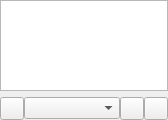
Before: the Qt Designer form devices/devicespage.ui in CDrummond/cantata, drawn with Qt 5.
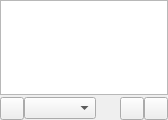
After: the same form once the commit is applied. Custom widgets are drawn as their Qt base class.

```diff
--- a/devices/devicespage.ui
+++ b/devices/devicespage.ui
@@ -11,6 +11,9 @@
    </rect>
   </property>
   <layout class="QVBoxLayout" name="vlayout">
+   <property name="spacing">
+    <number>2</number>
+   </property>
    <property name="leftMargin">
     <number>0</number>
    </property>
@@ -47,14 +50,10 @@
       <widget class="ToolButton" name="searchButton"/>
      </item>
      <item>
-      <widget class="GenreCombo" name="genreCombo">
-       <property name="sizePolicy">
-        <sizepolicy hsizetype="MinimumExpanding" vsizetype="Fixed">
-         <horstretch>0</horstretch>
-         <verstretch>0</verstretch>
-        </sizepolicy>
-       </property>
-      </widget>
+      <widget class="GenreCombo" name="genreCombo"/>
+     </item>
+     <item>
+      <widget class="SizeWidget" name="sizeWidget"/>
      </item>
      <item>
       <widget class="MenuButton" name="menuButton"/>
@@ -87,6 +86,11 @@
    <extends>QToolButton</extends>
    <header>menubutton.h</header>
   </customwidget>
+  <customwidget>
+   <class>SizeWidget</class>
+   <extends>QWidget</extends>
+   <header>sizewidget.h</header>
+  </customwidget>
  </customwidgets>
  <resources/>
  <connections/>
```
